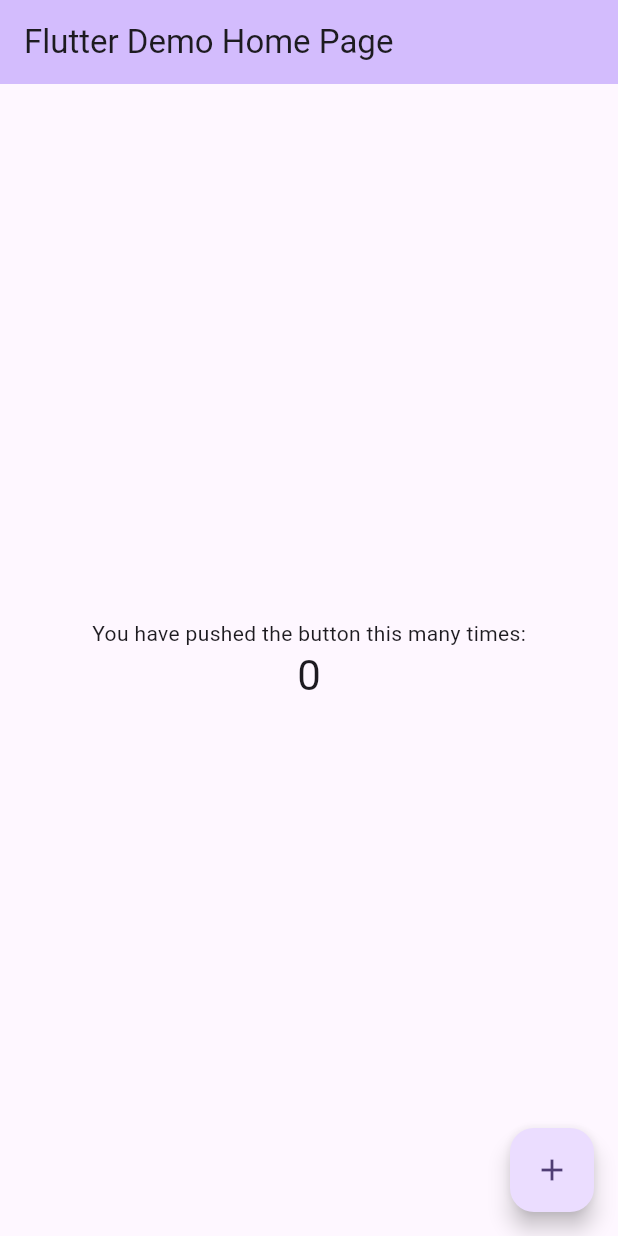
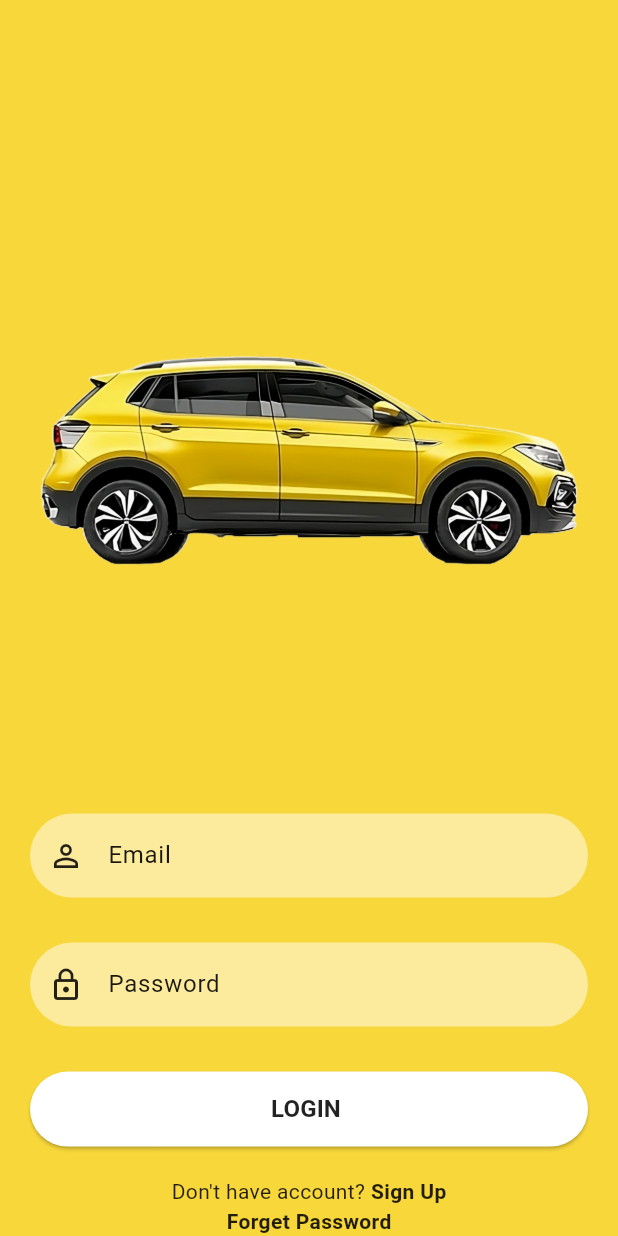
Before and after one commit to YPPINTHU/car_parking_locator, a Flutter app: the screen it shows after launch, on a phone screen of 412 x 824 dp. Run offline on Flutter 3.47's test engine with Material 3 defaults, Android fonts, the phone set to English and light mode, and no system bars; our stand-ins replace firebase_auth, firebase_core, fluttertoast, page_transition; accounts and stored records are empty.

Commit message:
Add login screen and Authendications

```diff
--- a/lib/main.dart
+++ b/lib/main.dart
@@ -1,6 +1,13 @@
 import 'package:flutter/material.dart';
+import 'package:firebase_core/firebase_core.dart';
+import 'firebase_options.dart';
+import 'user_credentials/signin_screen.dart';
 
-void main() {
+void main() async {
+  WidgetsFlutterBinding.ensureInitialized();
+  await Firebase.initializeApp(
+    options: DefaultFirebaseOptions.currentPlatform,
+  );
   runApp(const MyApp());
 }
 
@@ -11,6 +18,7 @@
   @override
   Widget build(BuildContext context) {
     return MaterialApp(
+        debugShowCheckedModeBanner: false,
         title: 'Flutter Demo',
         theme: ThemeData(
           // This is the theme of your application.
@@ -31,95 +39,6 @@
           colorScheme: ColorScheme.fromSeed(seedColor: Colors.deepPurple),
           useMaterial3: true,
         ),
-      home: const MyHomePage(title: 'Flutter Demo Home Page'),
-    );
+        home: SignInScreen());
   }
 }
-
-class MyHomePage extends StatefulWidget {
-  const MyHomePage({super.key, required this.title});
-
-  // This widget is the home page of your application. It is stateful, meaning
-  // that it has a State object (defined below) that contains fields that affect
-  // how it looks.
-
-  // This class is the configuration for the state. It holds the values (in this
-  // case the title) provided by the parent (in this case the App widget) and
-  // used by the build method of the State. Fields in a Widget subclass are
-  // always marked "final".
-
-  final String title;
-
-  @override
-  State<MyHomePage> createState() => _MyHomePageState();
-}
-
-class _MyHomePageState extends State<MyHomePage> {
-  int _counter = 0;
-
-  void _incrementCounter() {
-    setState(() {
-      // This call to setState tells the Flutter framework that something has
-      // changed in this State, which causes it to rerun the build method below
-      // so that the display can reflect the updated values. If we changed
-      // _counter without calling setState(), then the build method would not be
-      // called again, and so nothing would appear to happen.
-      _counter++;
-    });
-  }
-
-  @override
-  Widget build(BuildContext context) {
-    // This method is rerun every time setState is called, for instance as done
-    // by the _incrementCounter method above.
-    //
-    // The Flutter framework has been optimized to make rerunning build methods
-    // fast, so that you can just rebuild anything that needs updating rather
-    // than having to individually change instances of widgets.
-    return Scaffold(
-      appBar: AppBar(
-        // TRY THIS: Try changing the color here to a specific color (to
-        // Colors.amber, perhaps?) and trigger a hot reload to see the AppBar
-        // change color while the other colors stay the same.
-        backgroundColor: Theme.of(context).colorScheme.inversePrimary,
-        // Here we take the value from the MyHomePage object that was created by
-        // the App.build method, and use it to set our appbar title.
-        title: Text(widget.title),
-      ),
-      body: Center(
-        // Center is a layout widget. It takes a single child and positions it
-        // in the middle of the parent.
-        child: Column(
-          // Column is also a layout widget. It takes a list of children and
-          // arranges them vertically. By default, it sizes itself to fit its
-          // children horizontally, and tries to be as tall as its parent.
-          //
-          // Column has various properties to control how it sizes itself and
-          // how it positions its children. Here we use mainAxisAlignment to
-          // center the children vertically; the main axis here is the vertical
-          // axis because Columns are vertical (the cross axis would be
-          // horizontal).
-          //
-          // TRY THIS: Invoke "debug painting" (choose the "Toggle Debug Paint"
-          // action in the IDE, or press "p" in the console), to see the
-          // wireframe for each widget.
-          mainAxisAlignment: MainAxisAlignment.center,
-          children: <Widget>[
-            const Text(
-              'You have pushed the button this many times:',
-            ),
-            Text(
-              '$_counter',
-              style: Theme.of(context).textTheme.headlineMedium,
-            ),
-          ],
-        ),
-      ),
-      floatingActionButton: FloatingActionButton(
-        onPressed: _incrementCounter,
-        tooltip: 'Increment',
-        child: const Icon(Icons.add),
-      ), // This trailing comma makes auto-formatting nicer for build methods.
-    );
-  }
-}
--- /dev/null
+++ b/lib/reusable/reusable_widgets.dart
@@ -0,0 +1,67 @@
+import 'package:flutter/material.dart';
+
+Container logoWidget(String imageName) {
+  return Container(
+    width: 550,
+    height: 450,
+    child: Image.asset(imageName),
+  );
+}
+
+TextField textField(String text, IconData icon, bool isPasswordType,
+    TextEditingController controller) {
+  return TextField(
+    controller: controller,
+    obscureText: isPasswordType,
+    enableSuggestions: !isPasswordType,
+    autocorrect: !isPasswordType,
+    cursorColor: Colors.black87,
+    style: TextStyle(color: Colors.black87.withOpacity(0.9)),
+    decoration: InputDecoration(
+      prefixIcon: Icon(
+        icon,
+        color: Colors.black87,
+      ),
+      labelText: text,
+      labelStyle: TextStyle(color: Colors.black87.withOpacity(0.9)),
+      filled: true,
+      floatingLabelBehavior: FloatingLabelBehavior.never,
+      fillColor: Colors.white.withOpacity(0.5),
+      border: OutlineInputBorder(
+          borderRadius: BorderRadius.circular(30.0),
+          borderSide: const BorderSide(width: 0, style: BorderStyle.none)),
+    ),
+    keyboardType: isPasswordType
+        ? TextInputType.visiblePassword
+        : TextInputType.emailAddress,
+  );
+}
+
+Container reusableButton(BuildContext context, bool isLogin, Function onTap) {
+  return Container(
+    width: MediaQuery.of(context).size.width,
+    height: 50,
+    margin: const EdgeInsets.fromLTRB(0, 10, 0, 20),
+    decoration: BoxDecoration(borderRadius: BorderRadius.circular(90)),
+    child: ElevatedButton(
+      onPressed: () {
+        onTap();
+      },
+      style: ButtonStyle(
+          backgroundColor: MaterialStateProperty.resolveWith((states) {
+            if (states.contains(MaterialState.pressed)) {
+              return Colors.black26;
+            }
+            return Colors.white;
+          }),
+          shape: MaterialStateProperty.all<RoundedRectangleBorder>(
+            RoundedRectangleBorder(borderRadius: BorderRadius.circular((30))),
+          )),
+      child: Text(
+        isLogin ? 'LOGIN ' : 'SIGN UP',
+        style: const TextStyle(
+            color: Colors.black87, fontWeight: FontWeight.bold, fontSize: 16),
+      ),
+    ),
+  );
+}
--- /dev/null
+++ b/lib/user_credentials/signin_screen.dart
@@ -0,0 +1,117 @@
+import '../screens/home_screen.dart';
+import 'reset_password_screen.dart';
+import 'package:flutter/material.dart';
+import '../reusable/reusable_methods.dart';
+import '../reusable/reusable_widgets.dart';
+import 'signup_screen.dart';
+import 'package:firebase_auth/firebase_auth.dart';
+
+class SignInScreen extends StatefulWidget {
+  const SignInScreen({super.key});
+
+  @override
+  State<SignInScreen> createState() => _SignInScreenState();
+}
+
+class _SignInScreenState extends State<SignInScreen> {
+  final TextEditingController _emailController = TextEditingController();
+  final TextEditingController _passwordController = TextEditingController();
+  @override
+  Widget build(BuildContext context) {
+    return Scaffold(
+      body: Container(
+        color: Color.fromRGBO(248, 215, 58, 1.0),
+        width: MediaQuery.of(context).size.width,
+        height: MediaQuery.of(context).size.height,
+        child: SingleChildScrollView(
+          child: Padding(
+            padding: EdgeInsets.fromLTRB(
+                20, MediaQuery.of(context).size.height * 0.1, 20, 0),
+            child: Column(
+              children: <Widget>[
+                logoWidget("assets/images/car_for_login.png"),
+                const SizedBox(
+                  height: 10,
+                ),
+                textField(
+                    "Email", Icons.person_outline, false, _emailController),
+                const SizedBox(
+                  height: 30,
+                ),
+                textField(
+                    "Password", Icons.lock_outline, true, _passwordController),
+                const SizedBox(
+                  height: 20,
+                ),
+                reusableButton(context, true, () {
+                  if (_emailController.text.isNotEmpty &&
+                      _passwordController.text.isNotEmpty) {
+                    FirebaseAuth.instance
+                        .signInWithEmailAndPassword(
+                            email: _emailController.text,
+                            password: _passwordController.text)
+                        .then((value) {
+                      Navigation(context, HomeScreen());
+                    }).onError((error, stackTrace) {
+                      if (error.toString() ==
+                          "[firebase_auth/user-disabled] The user account has been disabled by an administrator.") {
+                        showToast("Your account has been blocked.");
+                      } else {
+                        showErrorAlert(context,
+                            'Username or Password is incorrect please try again.');
+                      }
+
+                      print("Error ${error}");
+                    });
+                  } else {
+                    showErrorAlert(context, 'Please Fill the All fields ');
+                  }
+                }),
+                signUpOption(),
+                forgetPasswordOption(),
+              ],
+            ),
+          ),
+        ),
+      ),
+    );
+  }
+
+  Row signUpOption() {
+    return Row(
+      mainAxisAlignment: MainAxisAlignment.center,
+      children: [
+        const Text("Don't have account?",
+            style: TextStyle(color: Colors.black87)),
+        GestureDetector(
+          onTap: () {
+            Navigation(context, const SignUpScreen());
+          },
+          child: const Text(
+            " Sign Up",
+            style:
+                TextStyle(color: Colors.black87, fontWeight: FontWeight.bold),
+          ),
+        )
+      ],
+    );
+  }
+
+  Row forgetPasswordOption() {
+    return Row(
+      mainAxisAlignment: MainAxisAlignment.center,
+      children: [
+        GestureDetector(
+          onTap: () {
+            Navigation(context, ResetPasswordScreen());
+          },
+          child: const Text(
+            "Forget Password",
+            style:
+                TextStyle(color: Colors.black87, fontWeight: FontWeight.bold),
+          ),
+        )
+      ],
+    );
+  }
+}
```
Also changed, not shown: lib/reusable/reusable_methods.dart (added, +59 -0 lines), lib/screens/home_screen.dart (added, +15 -0 lines), lib/user_credentials/reset_password_screen.dart (added, +15 -0 lines), lib/user_credentials/signup_screen.dart (added, +15 -0 lines), pubspec.yaml (+10 -3 lines), assets/images/car.png (added), assets/images/car_for_login.png (added), assets/images/car_login.png (added), firebase.json (added), lib/firebase_options.dart (added), pubspec.lock, 6 other files. Lines whose indentation alone changed are shown as unchanged.
